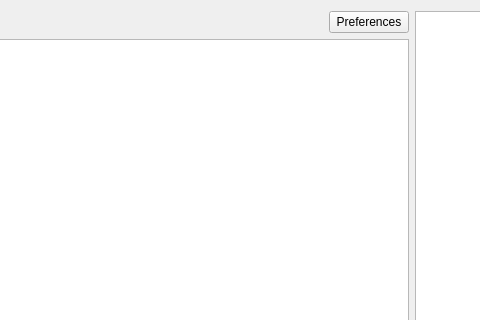
Qt form mainwindow.ui (garfunkel/SameDifference) before a commit; both pictures show x 518 to 998 and y 0 to 320 of the 1200 by 700 pixel window.
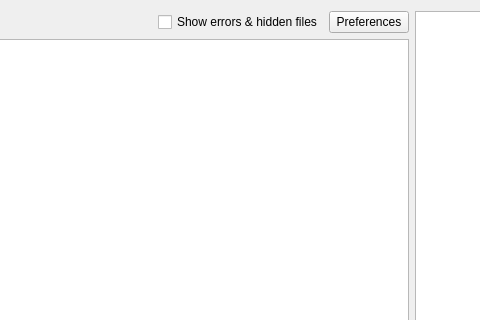
The same form after that commit. Icons and pictures are not drawn.

The edit to the form file:
```diff
--- a/mainwindow.ui
+++ b/mainwindow.ui
@@ -74,6 +74,13 @@
           </property>
          </spacer>
         </item>
+        <item>
+         <widget class="QCheckBox" name="showHiddenCheckBox">
+          <property name="text">
+           <string>Show errors &amp;&amp; hidden files</string>
+          </property>
+         </widget>
+        </item>
         <item>
          <widget class="QPushButton" name="preferencesPushButton">
           <property name="text">
```
Left out of the diff: 25 changed lines with no effect on the pictures.
